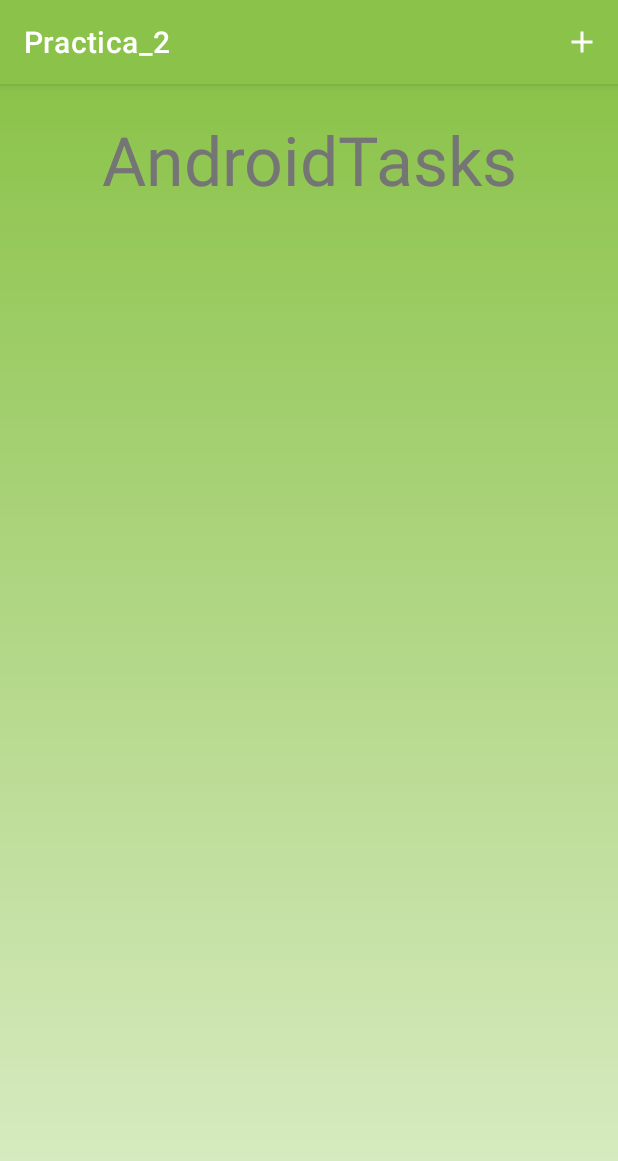
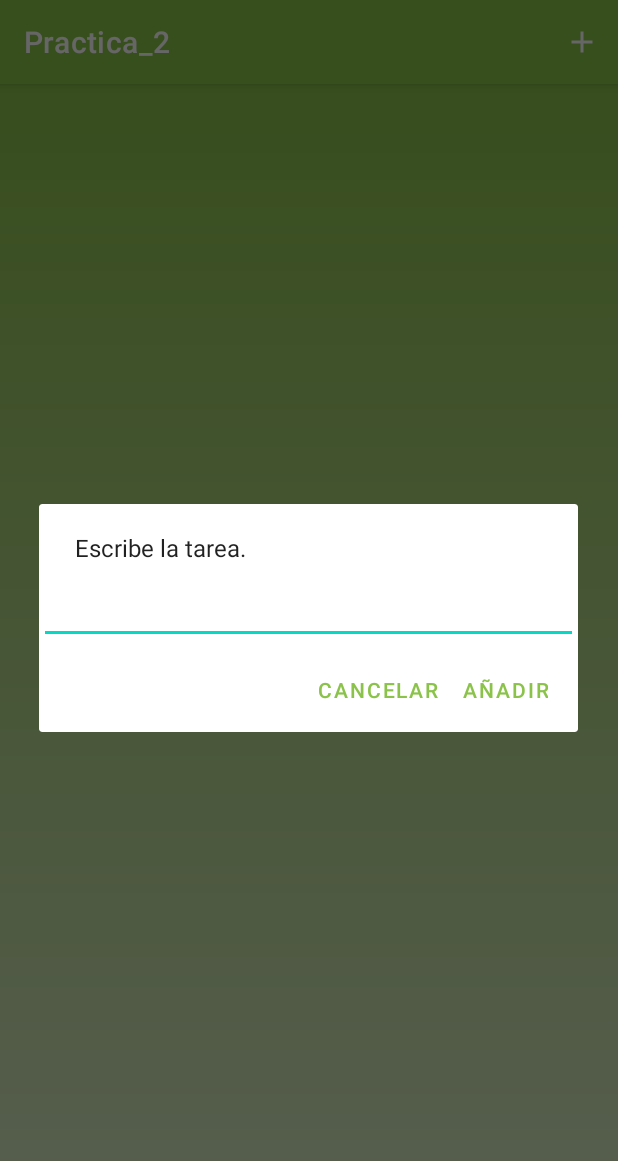
Before and after one commit to morawer/practicas, an Android app: the MainActivity screen opened directly, with no data from a screen before it, after a tap on "Añadir tarea.", on a phone screen of 412 x 824 dp. Shown: the top 1161 px of the screen. Run offline under Robolectric (Android 15) with nearby library versions, the phone set to English and light mode, and no system bars.

Commit message:
Creado layout de añadir tarea.

```diff
--- a/PMDM - Practica 2/app/src/main/java/com/example/practica_2/MainActivity.java
+++ b/PMDM - Practica 2/app/src/main/java/com/example/practica_2/MainActivity.java
@@ -1,12 +1,15 @@
 package com.example.practica_2;
 
 import androidx.annotation.NonNull;
+import androidx.appcompat.app.AlertDialog;
 import androidx.appcompat.app.AppCompatActivity;
 
+import android.content.DialogInterface;
 import android.os.Bundle;
 import android.view.Menu;
 import android.view.MenuItem;
 import android.widget.AdapterView;
+import android.widget.EditText;
 import android.widget.Toast;
 
 public class MainActivity extends AppCompatActivity {
@@ -19,14 +22,25 @@ public class MainActivity extends AppCompatActivity {
 
     @Override
     public boolean onCreateOptionsMenu(Menu menu) {
-        getMenuInflater().inflate(R.menu.menu,menu);
+        getMenuInflater().inflate(R.menu.menu, menu);
         return super.onCreateOptionsMenu(menu);
     }
 
     @Override
     public boolean onOptionsItemSelected(@NonNull MenuItem item) {
-        //AdapterView.AdapterContextMenuInfo info = (AdapterView.AdapterContextMenuInfo) item.getMenuInfo();
-        Toast.makeText(this, "Añadir tarea", Toast.LENGTH_LONG).show();
+        EditText cajaTexto = new EditText(this);
+        AlertDialog dialog = new AlertDialog.Builder(this)
+                .setMessage("Escribe la tarea.")
+                .setView(cajaTexto)
+                .setPositiveButton("Añadir", new DialogInterface.OnClickListener() {
+                    @Override
+                    public void onClick(DialogInterface dialogInterface, int i) {
+
+                    }
+                })
+                .setNegativeButton("Cancelar", null)
+                .create();
+        dialog.show();
         return super.onOptionsItemSelected(item);
     }
 }
--- a/PMDM - Practica 2/app/src/main/res/layout/activity_main.xml
+++ b/PMDM - Practica 2/app/src/main/res/layout/activity_main.xml
@@ -11,14 +11,10 @@
         android:layout_height="match_parent"
         android:background="@drawable/gradient"/>
 
-    <TextView
-        android:id="@+id/tituloMain"
-        android:layout_width="match_parent"
+    <ListView
+        android:layout_width="wrap_content"
         android:layout_height="wrap_content"
-        android:layout_marginTop="20dp"
-        android:text="@string/titulo"
-        android:textAlignment="center"
-        android:textColor="@color/secondary_text"
-        android:textSize="45dp" />
+
+        />
 
 </RelativeLayout>
```
Also changed, not shown: PMDM - Practica 2/app/src/main/res/layout/item_tarea.xml (added, +22 -0 lines).
